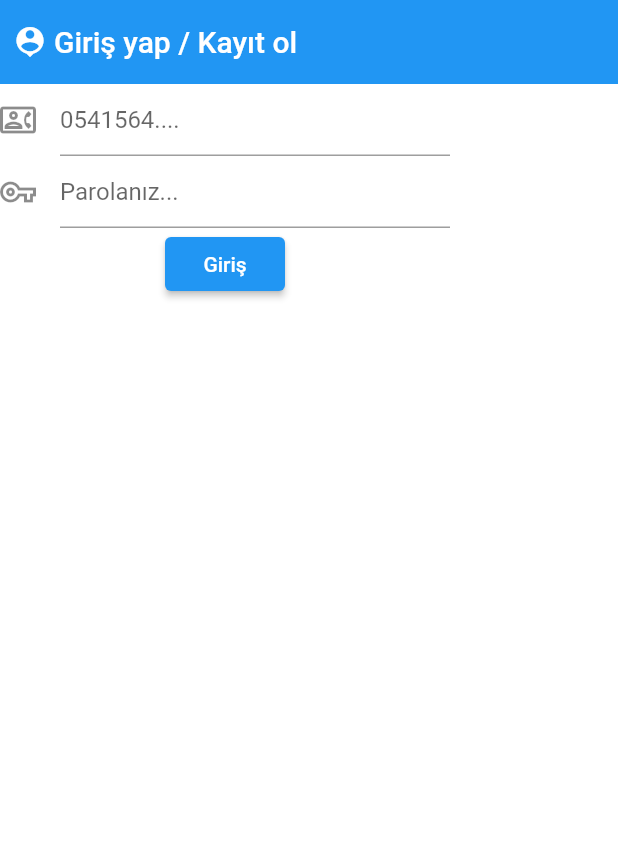
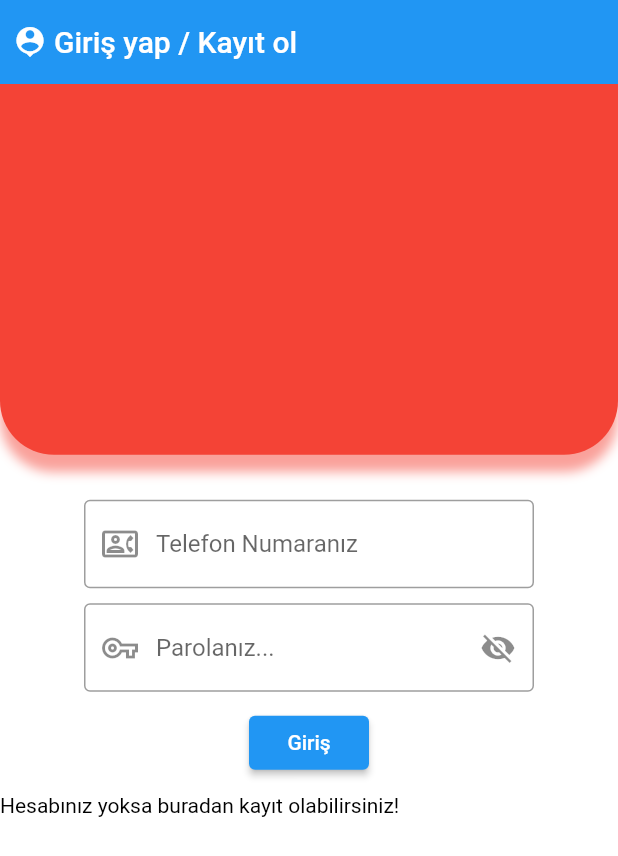
Before and after one commit to Aykutik/tanlas, a Flutter app: the girisEkrani screen opened directly, on a phone screen of 412 x 824 dp. Shown: the top 856 px of the screen. Run offline on Flutter 3.47's test engine with Material 2 defaults, Android fonts, the phone set to English and light mode, and no system bars; our stand-ins replace flutter_svg, sqflite; missing offline and left inert: mysql1; accounts and stored records are empty; network calls fail.

Commit message:
giriş ve kayıt ekranı

```diff
--- a/lib/main.dart
+++ b/lib/main.dart
@@ -2,8 +2,6 @@ import 'package:flutter/cupertino.dart';
 import 'package:flutter/material.dart';
 import 'package:flutter_localizations/flutter_localizations.dart';
 import 'package:tanlas/constants.dart';
-import 'package:tanlas/models/oturum.dart';
-import 'package:tanlas/models/oturumdao.dart';
 import 'package:tanlas/screens/home/components/home_screen.dart';
 
 void main() {
--- a/lib/screens/giris/girisEkrani.dart
+++ b/lib/screens/giris/girisEkrani.dart
@@ -1,13 +1,15 @@
 import 'package:flutter/cupertino.dart';
 import 'package:flutter/material.dart';
+import 'package:tanlas/constants.dart';
 import 'package:tanlas/models/mysql.dart';
 import 'package:tanlas/models/oturumdao.dart';
 import 'package:tanlas/screens/appBar.dart';
+import 'package:tanlas/screens/giris/kayitEkrani.dart';
+import 'package:tanlas/screens/home/components/header.dart';
 import 'package:tanlas/screens/home/components/home_screen.dart';
 
 class girisEkrani extends StatefulWidget {
   // This widget is the root of your application.
-
   @override
   _girisEkraniState createState() => _girisEkraniState();
 }
@@ -15,6 +17,7 @@ class girisEkrani extends StatefulWidget {
 class _girisEkraniState extends State<girisEkrani> {
   late TextEditingController telctrl, pasctrl;
   var db = new Mysql();
+  bool parolaDurumu = true;
 
   void initState() {
     // TODO: implement initState
@@ -23,8 +26,91 @@ class _girisEkraniState extends State<girisEkrani> {
     pasctrl = new TextEditingController();
   }
 
-  Future<void> oturumAc(musteriid) async {
-    await Oturumdao().oturumkAYDET(musteriid);
+  @override
+  Widget build(BuildContext context) {
+    Size size = MediaQuery.of(context).size;
+    return Scaffold(
+      appBar: ApplicationToolbar("0", ""),
+      body: Column(
+        children: [
+          Header(size: size),
+          //tel no
+          Padding(
+            padding: const EdgeInsets.only(bottom: 10.0),
+            child: SizedBox(
+              width: 300,
+              child: TextField(
+                controller: telctrl,
+                style: TextStyle(color: kTextColor_icerik),
+                obscureText: false,
+                decoration: InputDecoration(
+                    labelText: "Telefon Numaranız",
+                    prefixIcon: Icon(Icons.contact_phone_outlined),
+                    hintText: "0541564....",
+                    border: OutlineInputBorder()),
+                keyboardType: TextInputType.number,
+                textInputAction: TextInputAction.done,
+              ),
+            ),
+          ),
+          Padding(
+            padding: const EdgeInsets.only(bottom: 10.0),
+            child: SizedBox(
+              width: 300,
+              child: TextField(
+                controller: pasctrl,
+                style: TextStyle(color: kTextColor_icerik),
+                obscureText: parolaDurumu,
+                decoration: InputDecoration(
+                    border: OutlineInputBorder(),
+                    prefixIcon: Icon(Icons.vpn_key_outlined),
+                    hintText: "Parolanız...",
+                    suffixIcon: IconButton(
+                      icon: parolaDurumu
+                          ? Icon(Icons.visibility_off)
+                          : Icon(Icons.visibility),
+                      onPressed: () =>
+                          setState(() => parolaDurumu = !parolaDurumu),
+                    )),
+              ),
+            ),
+          ),
+          SizedBox(
+            width: 80,
+            child: ElevatedButton(
+              child: Text("Giriş"),
+              onPressed: () {
+                _girisKontrol();
+                //_girisKontrol2();
+              },
+            ),
+          ),
+          Row(
+              //mainAxisAlignment: MainAxisAlignment.center,
+              crossAxisAlignment: CrossAxisAlignment.center,
+              children: [
+                Padding(
+                  padding: const EdgeInsets.only(top: 10),
+                  child: SizedBox(
+                    width: 300,
+                    child: GestureDetector(
+                      child: Text(
+                        "Hesabınız yoksa buradan kayıt olabilirsiniz!",
+                        style: TextStyle(color: kTextColor_icerik),
+                      ),
+                      onTap: () {
+                        Navigator.push(
+                            context,
+                            MaterialPageRoute(
+                                builder: (context) => kayitEkrani()));
+                      },
+                    ),
+                  ),
+                ),
+              ])
+        ],
+      ),
+    );
   }
 
   void _girisKontrol() {
@@ -66,48 +152,7 @@ class _girisEkraniState extends State<girisEkrani> {
     });
   }
 
-  // This widget is the root of your application.
-  @override
-  Widget build(BuildContext context) {
-    return Scaffold(
-      appBar: ApplicationToolbar("0", ""),
-      body: Column(
-        children: [
-          //tel no
-          SizedBox(
-            width: 300,
-            child: TextField(
-              controller: telctrl,
-              obscureText: false,
-              decoration: InputDecoration(
-                icon: Icon(Icons.contact_phone_outlined),
-                hintText: "0541564....",
-              ),
-            ),
-          ),
-          SizedBox(
-            width: 300,
-            child: TextField(
-              controller: pasctrl,
-              obscureText: true,
-              decoration: InputDecoration(
-                icon: Icon(Icons.vpn_key_outlined),
-                hintText: "Parolanız...",
-              ),
-            ),
-          ),
-          SizedBox(
-            width: 80,
-            child: ElevatedButton(
-              child: Text("Giriş"),
-              onPressed: () {
-                _girisKontrol();
-                //_girisKontrol2();
-              },
-            ),
-          ),
-        ],
-      ),
-    );
+  Future<void> oturumAc(musteriid) async {
+    await Oturumdao().oturumkAYDET(musteriid);
   }
 }
--- a/lib/screens/home/components/home_screen.dart
+++ b/lib/screens/home/components/home_screen.dart
@@ -2,7 +2,6 @@ import 'package:flutter/cupertino.dart';
 import 'package:flutter/material.dart';
 import 'package:tanlas/models/mysql.dart';
 import 'package:tanlas/models/oturumdao.dart';
-import 'package:tanlas/screens/appBar.dart';
 import 'package:tanlas/screens/ayarlar/ayarlar.dart';
 import 'package:tanlas/screens/giris/girisEkrani.dart';
 import 'package:tanlas/screens/home/components/body.dart';
--- a/lib/screens/randevu/components/bodyBasarili.dart
+++ b/lib/screens/randevu/components/bodyBasarili.dart
@@ -6,7 +6,6 @@ import 'package:flutter/widgets.dart';
 import 'package:intl/intl.dart';
 import 'package:tanlas/constants.dart';
 import 'package:tanlas/models/mysql.dart';
-import 'package:tanlas/screens/ayarlar/ayarlar.dart';
 import 'package:tanlas/screens/header_icerik.dart';
 
 class BodyBasarili extends StatefulWidget {
```
Also changed, not shown: lib/screens/giris/kayitEkrani.dart (added, +148 -0 lines), lib/screens/randevu/components/body.dart (+10 -5 lines).
